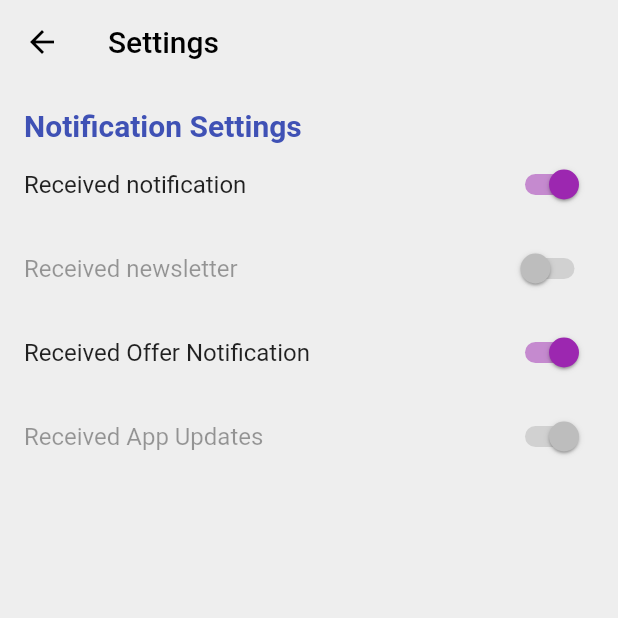
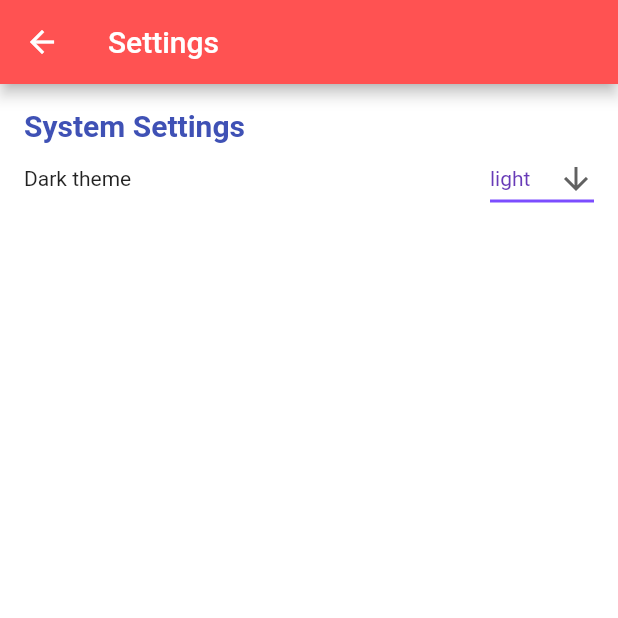
Before and after one commit to sanvijay/recipes, a Flutter app: the SettingsPage screen opened by its route, on a phone screen of 412 x 824 dp, the top half of it. Run offline on Flutter 3.47's test engine with Material 2 defaults, Android fonts, the phone set to English and light mode, and no system bars; our stand-ins replace flutter_dotenv, jwt_decoder, share_plus, shared_preferences; accounts and stored records are empty; network calls fail; project files that could hold a hidden picture were left out.

Commit message:
dark theme

```diff
--- a/lib/main.dart
+++ b/lib/main.dart
@@ -1,5 +1,7 @@
 import 'package:flutter/material.dart';
 import 'package:flutter_dotenv/flutter_dotenv.dart';
+import 'package:shared_preferences/shared_preferences.dart';
+import 'package:provider/provider.dart';
 
 // Import Pages
 import 'package:recipes/pages/home_page.dart';
@@ -13,11 +15,19 @@ import 'package:recipes/pages/register_page.dart';
 import 'package:recipes/pages/search_page.dart';
 import 'package:recipes/pages/settings_page.dart';
 
+// Import Theme
+import 'package:recipes/theme.dart';
+import 'package:recipes/theme_manager.dart';
+
 void main() async {
   await dotenv.load(fileName: ".env");
 
   runApp(
-    MaterialApp(
+    ChangeNotifierProvider<ThemeNotifier>(
+      create: (_) => ThemeNotifier(),
+      child: Consumer<ThemeNotifier>(
+        builder: (context, theme, _) => MaterialApp(
+          theme: theme.getTheme(),
           initialRoute: '/',
           routes: {
             '/': (context) => const HomePage(),
@@ -32,5 +42,7 @@ void main() async {
             '/play-recipe': (context) => const PlayRecipePage(),
           },
         )
+      )
+    )
   );
 }
--- a/lib/pages/favorite_page.dart
+++ b/lib/pages/favorite_page.dart
@@ -166,8 +166,6 @@ class _FavoritePageState extends State<FavoritePage> with TickerProviderStateMix
               TabBar(
                 indicatorColor: Colors.redAccent,
                 controller: _tabController,
-                labelColor: Colors.black,
-                unselectedLabelColor: Colors.grey,
                 tabs: const [
                   Tab(text: "My Recipes",),
                   Tab(text: "My Favorites",),
--- a/lib/pages/home_page.dart
+++ b/lib/pages/home_page.dart
@@ -101,8 +101,6 @@ class _HomePageState extends State<HomePage> {
       drawer: const LeftDrawer(),
       appBar: AppBar(
         title: const Text('Recipes'),
-        centerTitle: true,
-        backgroundColor: Colors.redAccent,
       ),
       body: allRecipes.isEmpty ?
         const Center(child: Text("Loading...")) :
--- a/lib/pages/search_page.dart
+++ b/lib/pages/search_page.dart
@@ -72,8 +72,6 @@ class _SearchPageState extends State<SearchPage> {
         drawer: const LeftDrawer(),
         appBar: AppBar(
           title: const Text('Search'),
-          centerTitle: true,
-          backgroundColor: Colors.redAccent,
         ),
         body: SingleChildScrollView(
           child: Column(
--- a/lib/pages/settings_page.dart
+++ b/lib/pages/settings_page.dart
@@ -1,4 +1,8 @@
 import 'package:flutter/material.dart';
+import 'package:shared_preferences/shared_preferences.dart';
+import 'package:provider/provider.dart';
+
+import 'package:recipes/theme_manager.dart';
 
 class SettingsPage extends StatefulWidget {
   const SettingsPage({Key? key}) : super(key: key);
@@ -8,33 +12,30 @@ class SettingsPage extends StatefulWidget {
 }
 
 class _SettingsPageState extends State<SettingsPage> {
-  late bool _dark;
+  String darkThemeValue = 'light';
+
+  void setDarkTheme() async {
+    SharedPreferences pref = await SharedPreferences.getInstance();
+    String? darkTheme = pref.getString('theme:dark_theme');
+
+    setState(() {
+      darkThemeValue = darkTheme ?? 'light';
+    });
+  }
 
   @override
   void initState() {
     super.initState();
-    _dark = false;
-  }
-
-  Brightness _getBrightness() {
-    return _dark ? Brightness.dark : Brightness.light;
+    setDarkTheme();
   }
 
   @override
   Widget build(BuildContext context) {
-    return Theme(
-      data: ThemeData(
-        brightness: _getBrightness(),
-      ),
-      child: Scaffold(
-        backgroundColor: _dark ? null : Colors.grey.shade200,
+    return Consumer<ThemeNotifier>(
+        builder: (context, theme, child) => Scaffold(
       appBar: AppBar(
-          elevation: 0,
-          iconTheme: IconThemeData(color: _dark ? Colors.white : Colors.black),
-          backgroundColor: Colors.transparent,
-          title: Text(
+        title: const Text(
           'Settings',
-            style: TextStyle(color: _dark ? Colors.white : Colors.black),
         ),
       ),
       body: Stack(
@@ -46,48 +47,93 @@ class _SettingsPageState extends State<SettingsPage> {
               crossAxisAlignment: CrossAxisAlignment.start,
               children: <Widget>[
                 const Text(
-                    "Notification Settings",
+                  "System Settings",
                   style: TextStyle(
                     fontSize: 20.0,
                     fontWeight: FontWeight.bold,
                     color: Colors.indigo,
                   ),
                 ),
-                  SwitchListTile(
-                    activeColor: Colors.purple,
-                    contentPadding: const EdgeInsets.all(0),
-                    value: true,
-                    title: const Text("Received notification"),
-                    onChanged: (val) {},
+                Row(
+                  mainAxisAlignment: MainAxisAlignment.spaceBetween,
+                  children: [
+                    const Text("Dark theme",),
+                    DropdownButton<String>(
+                      value: darkThemeValue,
+                      icon: const Icon(Icons.arrow_downward),
+                      elevation: 16,
+                      style: const TextStyle(color: Colors.deepPurple),
+                      underline: Container(
+                        height: 2,
+                        color: Colors.deepPurpleAccent,
                       ),
-                  const SwitchListTile(
-                    activeColor: Colors.purple,
-                    contentPadding: EdgeInsets.all(0),
-                    value: false,
-                    title: Text("Received newsletter"),
-                    onChanged: null,
+                      onChanged: (String? newValue) async {
+                        setState(() {
+                          darkThemeValue = newValue!;
+                        });
+                        switch(newValue) {
+                          case "light": {
+                            theme.setLightMode();
+                          }
+                          break;
+                          case "dark": {
+                            theme.setDarkMode();
+                          }
+                          break;
+                          case "system": {
+                            theme.setSystemMode();
+                          }
+                          break;
+                          default: {
+                            theme.setLightMode();
+                          }
+                        }
+                      },
+                      items: <String>['light', 'dark', 'system']
+                          .map<DropdownMenuItem<String>>((String value) {
+                        return DropdownMenuItem<String>(
+                          value: value,
+                          child: Text(value),
+                        );
+                      }).toList(),
                     ),
-                  SwitchListTile(
-                    activeColor: Colors.purple,
-                    contentPadding: const EdgeInsets.all(0),
-                    value: true,
-                    title: const Text("Received Offer Notification"),
-                    onChanged: (val) {},
+                  ],
                 ),
-                  const SwitchListTile(
-                    activeColor: Colors.purple,
-                    contentPadding: EdgeInsets.all(0),
-                    value: true,
-                    title: Text("Received App Updates"),
-                    onChanged: null,
-                  ),
+                // SwitchListTile(
+                //   activeColor: Colors.purple,
+                //   contentPadding: const EdgeInsets.all(0),
+                //   value: true,
+                //   title: const Text("Received notification"),
+                //   onChanged: (val) {},
+                // ),
+                // const SwitchListTile(
+                //   activeColor: Colors.purple,
+                //   contentPadding: EdgeInsets.all(0),
+                //   value: false,
+                //   title: Text("Received newsletter"),
+                //   onChanged: null,
+                // ),
+                // SwitchListTile(
+                //   activeColor: Colors.purple,
+                //   contentPadding: const EdgeInsets.all(0),
+                //   value: true,
+                //   title: const Text("Received Offer Notification"),
+                //   onChanged: (val) {},
+                // ),
+                // const SwitchListTile(
+                //   activeColor: Colors.purple,
+                //   contentPadding: EdgeInsets.all(0),
+                //   value: true,
+                //   title: Text("Received App Updates"),
+                //   onChanged: null,
+                // ),
                 const SizedBox(height: 60.0),
               ],
             ),
           ),
         ],
       ),
-      ),
+        )
     );
   }
 }
--- /dev/null
+++ b/lib/theme.dart
@@ -0,0 +1,24 @@
+import 'package:flutter/material.dart';
+
+class ThemeKlass {
+
+  static ThemeData lightTheme = ThemeData(
+      scaffoldBackgroundColor: Colors.white,
+      colorScheme: ColorScheme.light(),
+      tabBarTheme: const TabBarTheme(
+        labelColor: Colors.black,
+        unselectedLabelColor: Colors.grey,
+      ),
+      appBarTheme: AppBarTheme(
+        backgroundColor: Colors.redAccent,
+      )
+  );
+
+  static ThemeData darkTheme = ThemeData(
+      scaffoldBackgroundColor: Colors.black,
+      colorScheme: ColorScheme.dark(),
+      appBarTheme: AppBarTheme(
+        backgroundColor: Colors.black,
+      )
+  );
+}
--- /dev/null
+++ b/lib/theme_manager.dart
@@ -0,0 +1,53 @@
+import 'package:flutter/material.dart';
+import 'package:flutter/scheduler.dart';
+import 'package:shared_preferences/shared_preferences.dart';
+
+// Import Theme
+import 'package:recipes/theme.dart';
+
+class ThemeNotifier with ChangeNotifier {
+  ThemeData _themeData = ThemeKlass.lightTheme;
+  ThemeData getTheme() => _themeData;
+
+  ThemeNotifier() {
+    SharedPreferences.getInstance().then((pref) {
+      String? darkTheme = pref.getString('theme:dark_theme');
+      var themeMode = darkTheme ?? 'light';
+      if (themeMode == 'light') {
+        _themeData = ThemeKlass.lightTheme;
+      } else if (themeMode == 'dark') {
+        _themeData = ThemeKlass.darkTheme;
+      } else if (themeMode == 'system') {
+        var brightness = SchedulerBinding.instance!.window.platformBrightness;
+        bool isDarkMode = brightness == Brightness.dark;
+
+        _themeData = isDarkMode ? ThemeKlass.darkTheme : ThemeKlass.lightTheme;
+      }
+      notifyListeners();
+    });
+  }
+
+  void setDarkMode() async {
+    _themeData = ThemeKlass.darkTheme;
+    SharedPreferences pref = await SharedPreferences.getInstance();
+    pref.setString('theme:dark_theme', 'dark');
+    notifyListeners();
+  }
+
+  void setLightMode() async {
+    _themeData = ThemeKlass.lightTheme;
+    SharedPreferences pref = await SharedPreferences.getInstance();
+    pref.setString('theme:dark_theme', 'light');
+    notifyListeners();
+  }
+
+  void setSystemMode() async {
+    var brightness = SchedulerBinding.instance!.window.platformBrightness;
+    bool isDarkMode = brightness == Brightness.dark;
+
+    _themeData = isDarkMode ? ThemeKlass.darkTheme : ThemeKlass.lightTheme;
+    SharedPreferences pref = await SharedPreferences.getInstance();
+    pref.setString('theme:dark_theme', 'system');
+    notifyListeners();
+  }
+}
--- a/pubspec.yaml
+++ b/pubspec.yaml
@@ -35,6 +35,7 @@ dependencies:
   flutter_dotenv: ^5.0.2
   path_provider: ^2.0.10
   share_plus: ^4.0.4
+  provider: ^6.0.2
 
   # The following adds the Cupertino Icons font to your application.
   # Use with the CupertinoIcons class for iOS style icons.
```
Also changed, not shown: lib/components/left_drawer.dart (+10 -10 lines), lib/models/recipe.dart (+15 -3 lines), lib/pages/add_edit_recipe_page.dart (+22 -3 lines), lib/pages/play_recipe_page.dart (+44 -17 lines), lib/pages/recipe_page.dart (+5 -5 lines), pubspec.lock. Lines whose indentation alone changed are shown as unchanged.
